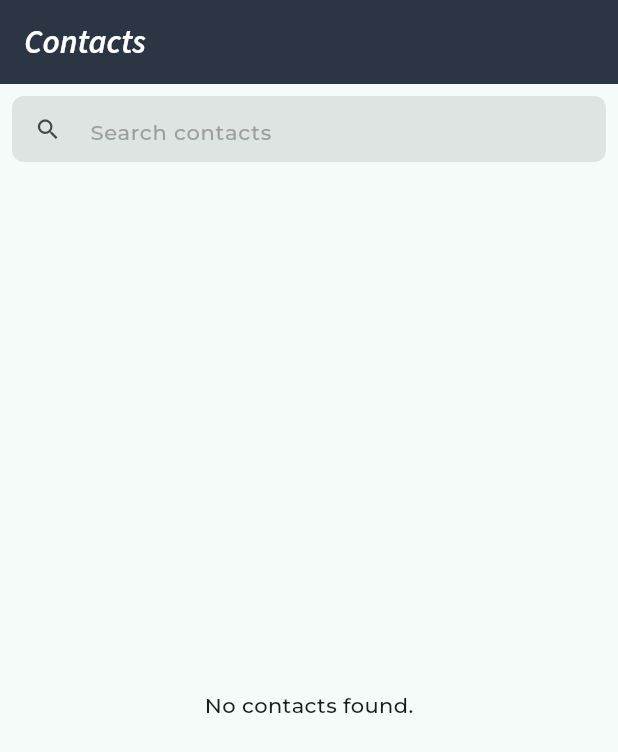
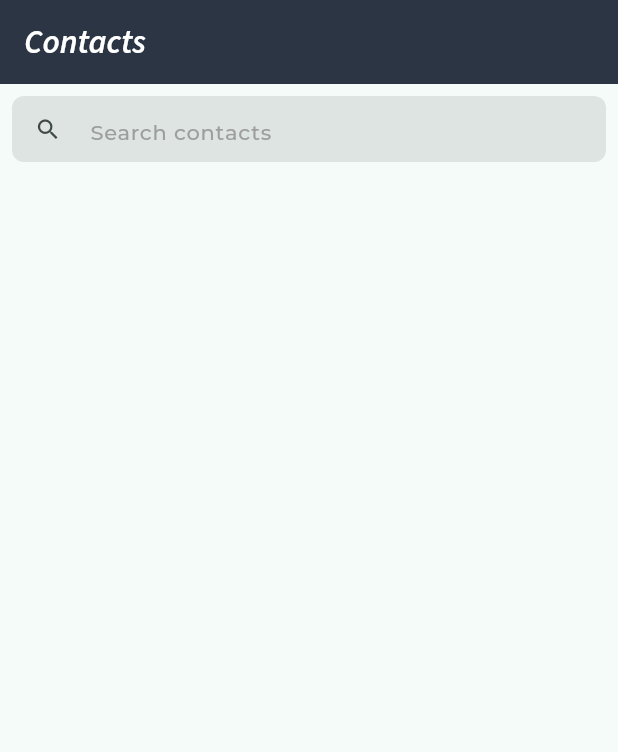
Before and after one commit to betulcalik/secure-call, a Flutter app: the screen it shows after launch, on a phone screen of 412 x 824 dp. Shown: the top 752 px of the screen. Run offline on Flutter 3.47's test engine with Material 3 defaults, Android fonts, the phone set to English and light mode, and no system bars; our stand-ins replace flutter_bloc, flutter_contacts; project files that could hold a hidden picture were left out.

Commit message:
added initial state of contacts

```diff
--- a/lib/features/contacts/widgets/contacts_screen.dart
+++ b/lib/features/contacts/widgets/contacts_screen.dart
@@ -5,6 +5,7 @@ import 'package:secure_call/features/contacts/bloc/contacts_state.dart';
 import 'package:secure_call/features/contacts/widgets/contact_card.dart';
 import 'package:secure_call/utils/custom_colors.dart';
 import 'package:flutter_contacts/contact.dart';
+import '../bloc/contacts_event.dart';
 
 class ContactsScreen extends StatefulWidget {
   const ContactsScreen({super.key});
@@ -17,12 +18,19 @@ class _ContactsScreenState extends State<ContactsScreen> {
   List<Contact> _contacts = [];
   List<Contact> _filteredContacts = [];
 
+  @override
+  void initState() {
+    super.initState();
+    context.read<ContactsBloc>().add(LoadContacts());
+  }
+
   onSearch(String searchText) {
     setState(() {
-      _filteredContacts = _contacts
-          .where((contact) => contact.displayName
-          .toLowerCase()
-          .contains(searchText.toLowerCase()))
+      _filteredContacts = searchText.isEmpty
+          ? _contacts
+          : _contacts
+          .where((contact) =>
+          contact.displayName.toLowerCase().contains(searchText.toLowerCase()))
           .toList();
     });
   }
@@ -72,19 +80,16 @@ class _ContactsScreenState extends State<ContactsScreen> {
                     child: CircularProgressIndicator(),
                   );
                 } else if (state is LoadedContacts) {
-                  if (state.contacts.isEmpty) {
-                    return const Center(
-                      child: Text('No contacts found.'),
-                    );
-                  } else {
+                  if (_contacts.isEmpty) {
                     _contacts = state.contacts;
+                    _filteredContacts = state.contacts;
+                  }
 
-                    return ListView.builder(
-                      itemCount: _filteredContacts.length,
-                      itemBuilder: (context, index) =>
-                          ContactCard(contact: _filteredContacts[index]),
-                    );
-                  }
+                  return ListView.builder(
+                    itemCount: _filteredContacts.length,
+                    itemBuilder: (context, index) =>
+                        ContactCard(contact: _filteredContacts[index]),
+                  );
                 } else {
                   return Container();
                 }
```
